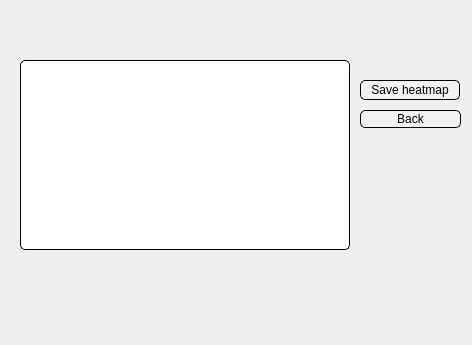
The window that heatmapwindow.ui (LorenzoTarricone/TranscriptomiC) describes before a commit, drawn with Qt 5.
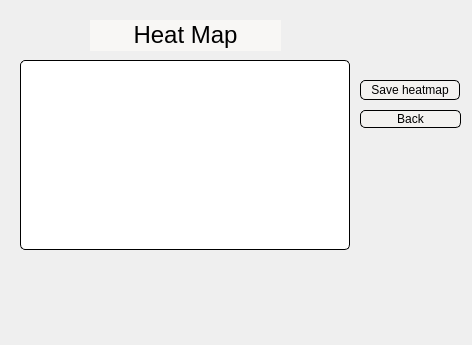
The same window after the commit. Custom widgets are drawn as their Qt base class.

What changed in the file:
```diff
--- a/heatmapwindow.ui
+++ b/heatmapwindow.ui
@@ -72,6 +72,22 @@
     <string>Back</string>
    </property>
   </widget>
+  <widget class="QLabel" name="label">
+   <property name="geometry">
+    <rect>
+     <x>90</x>
+     <y>20</y>
+     <width>191</width>
+     <height>31</height>
+    </rect>
+   </property>
+   <property name="styleSheet">
+    <string notr="true">background-color: rgb(248,247,245);</string>
+   </property>
+   <property name="text">
+    <string>&lt;html&gt;&lt;head/&gt;&lt;body&gt;&lt;p align=&quot;center&quot;&gt;&lt;span style=&quot; font-size:18pt; color:#000000;&quot;&gt;Heat Map&lt;/span&gt;&lt;/p&gt;&lt;/body&gt;&lt;/html&gt;</string>
+   </property>
+  </widget>
  </widget>
  <customwidgets>
   <customwidget>
```
